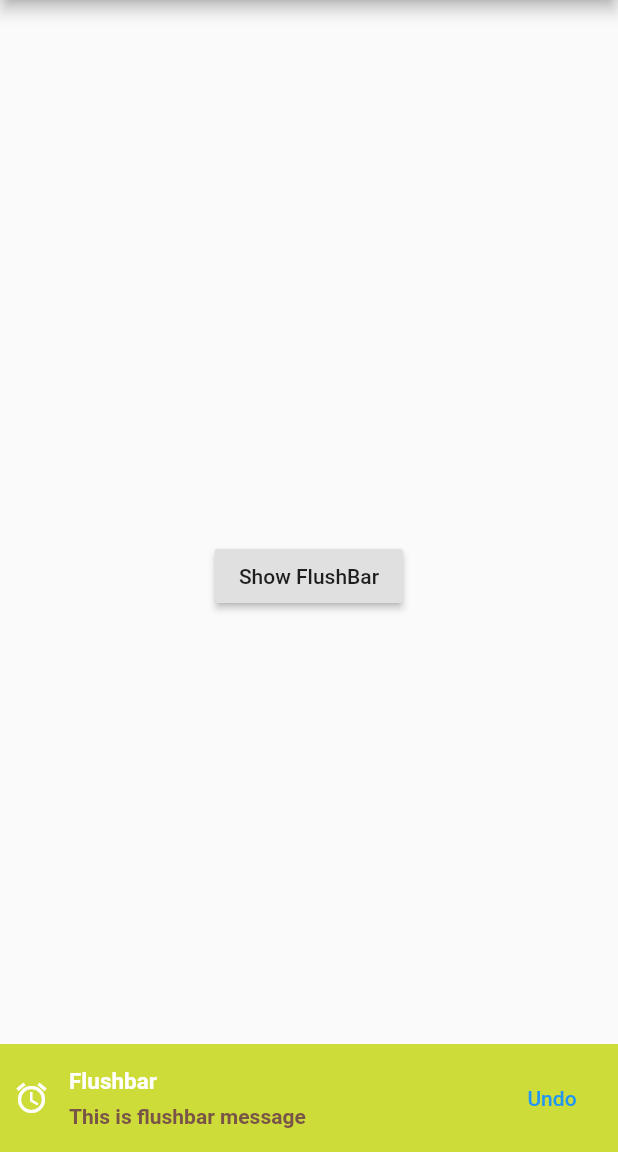
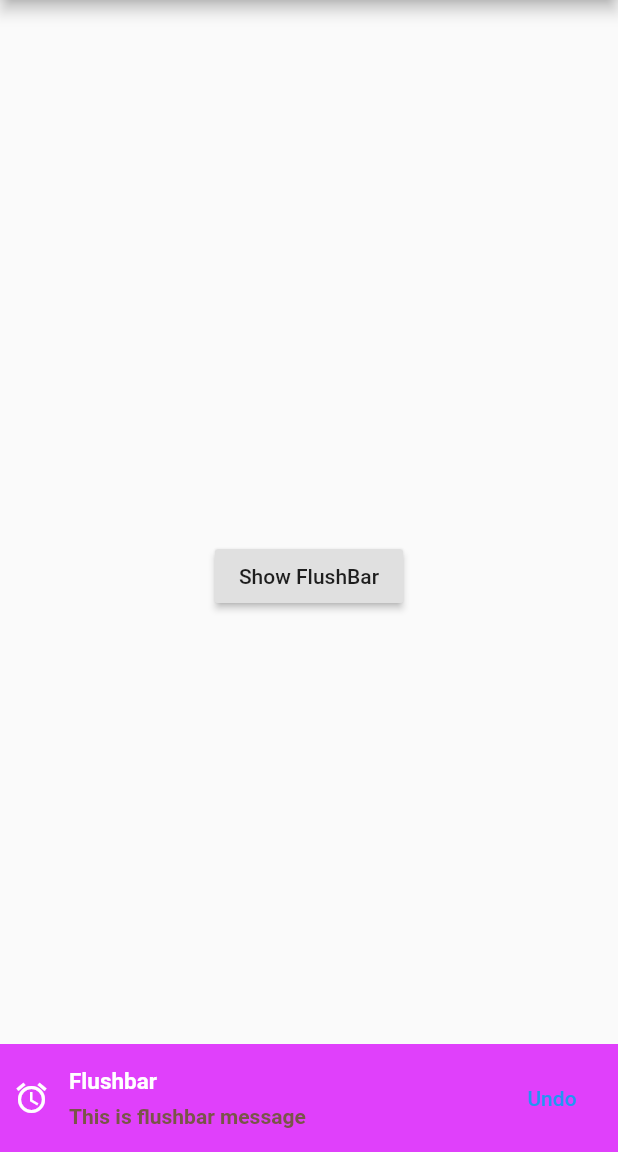
Before and after one commit to aceead/widgetadvanced, a Flutter app: the screen it shows after launch, after a tap on "Show FlushBar", on a phone screen of 412 x 824 dp, the part 84-1236 px from its top. Run offline on Flutter 3.47's test engine with Material 2 defaults, Android fonts, the phone set to English and light mode, and no system bars; our stand-ins replace flushbar, toast.

```diff
--- a/lib/main.dart
+++ b/lib/main.dart
@@ -58,7 +58,7 @@ class _MyHomePageState extends State<MyHomePage> {
                     color: Colors.brown,
                     fontWeight: FontWeight.bold,
                   )),
-              backgroundColor: Colors.lime,
+              backgroundColor: Colors.purpleAccent,
             ).show(context);
           },
         ),
```
Also changed, not shown: 1 other file.
